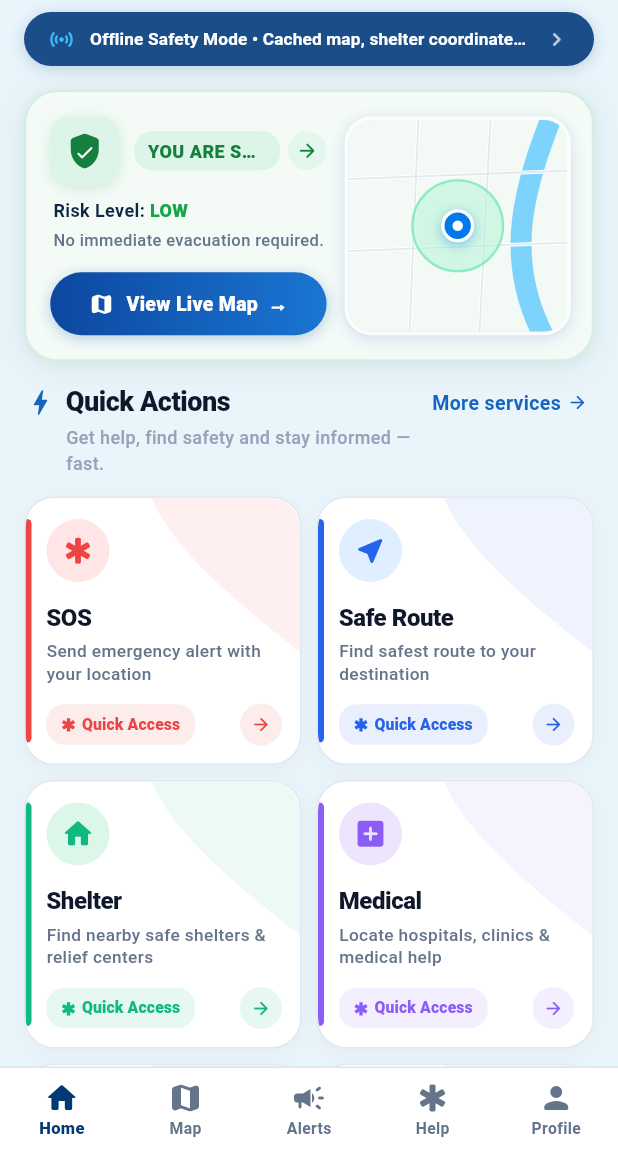
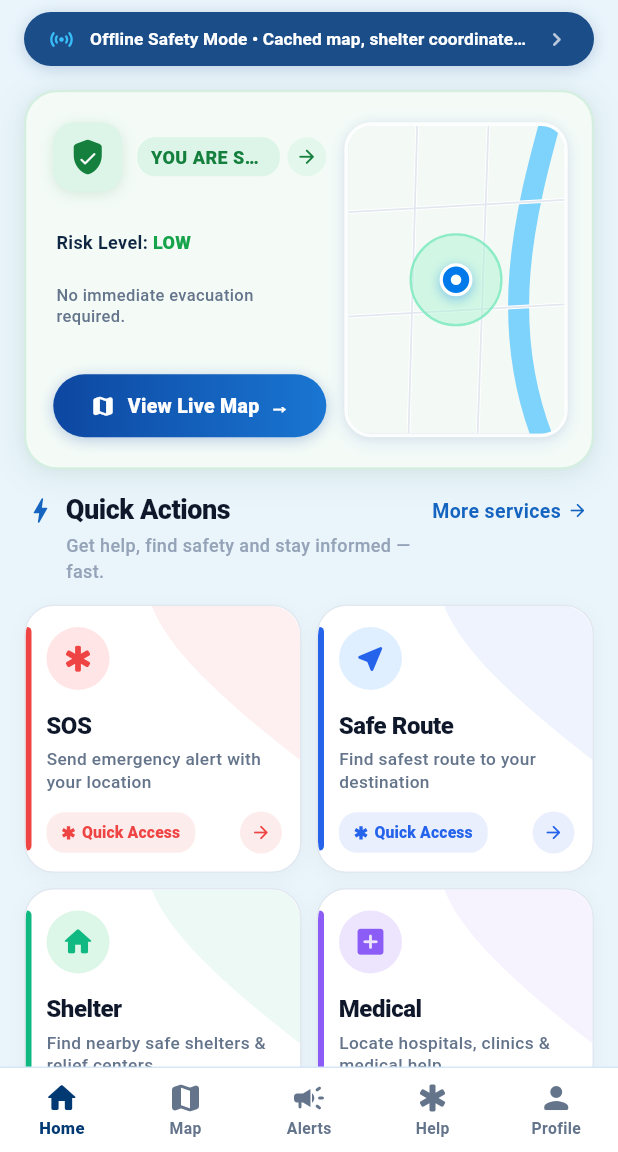
Before and after one commit to villu929/ResQsheild, a Flutter app: the CitizenDashboardScreen screen opened directly, on a phone screen of 412 x 824 dp, the part 84-1236 px from its top. Run offline on Flutter 3.47's test engine with Material 3 defaults, Android fonts, the phone set to English and light mode, and no system bars; our stand-ins replace flutter_map, geolocator, latlong2, permission_handler; Roboto replaces fonts that are missing (Arial).

Commit message:
Update citizen dashboard

```diff
--- a/lib/screens/citizen/citizen_dashboard_screen.dart
+++ b/lib/screens/citizen/citizen_dashboard_screen.dart
@@ -876,7 +876,7 @@ class _CitizenDashboardScreenState extends State<CitizenDashboardScreen> {
 
     return Container(
       margin: const EdgeInsets.fromLTRB(16, 12, 16, 8),
-      padding: const EdgeInsets.fromLTRB(16, 16, 14, 16),
+      padding: const EdgeInsets.fromLTRB(18, 20, 16, 20),
       decoration: BoxDecoration(
         color: cardBgColor,
         borderRadius: BorderRadius.circular(22),
@@ -995,7 +995,7 @@ class _CitizenDashboardScreenState extends State<CitizenDashboardScreen> {
                         ],
                       ),
 
-                      const SizedBox(height: 8),
+                      const SizedBox(height: 14),
 
                       // Risk Level Row
                       Padding(
@@ -1022,7 +1022,7 @@ class _CitizenDashboardScreenState extends State<CitizenDashboardScreen> {
                         ),
                       ),
 
-                      const SizedBox(height: 4),
+                      const SizedBox(height: 8),
 
                       // Description Subtitle
                       Padding(
@@ -1040,7 +1040,7 @@ class _CitizenDashboardScreenState extends State<CitizenDashboardScreen> {
                         ),
                       ),
 
-                      const SizedBox(height: 14),
+                      const SizedBox(height: 20),
 
                       // "View Live Map →" Button — sized to 55% column width
                       Container(
@@ -1097,7 +1097,7 @@ class _CitizenDashboardScreenState extends State<CitizenDashboardScreen> {
                   child: GestureDetector(
                     onTap: () => setState(() => _currentTab = 1),
                     child: Container(
-                      constraints: const BoxConstraints(minHeight: 146),
+                      constraints: const BoxConstraints(minHeight: 210),
                       decoration: BoxDecoration(
                         borderRadius: BorderRadius.circular(18),
                         border: Border.all(color: Colors.white.withValues(alpha: 0.9), width: 2.5),
```
